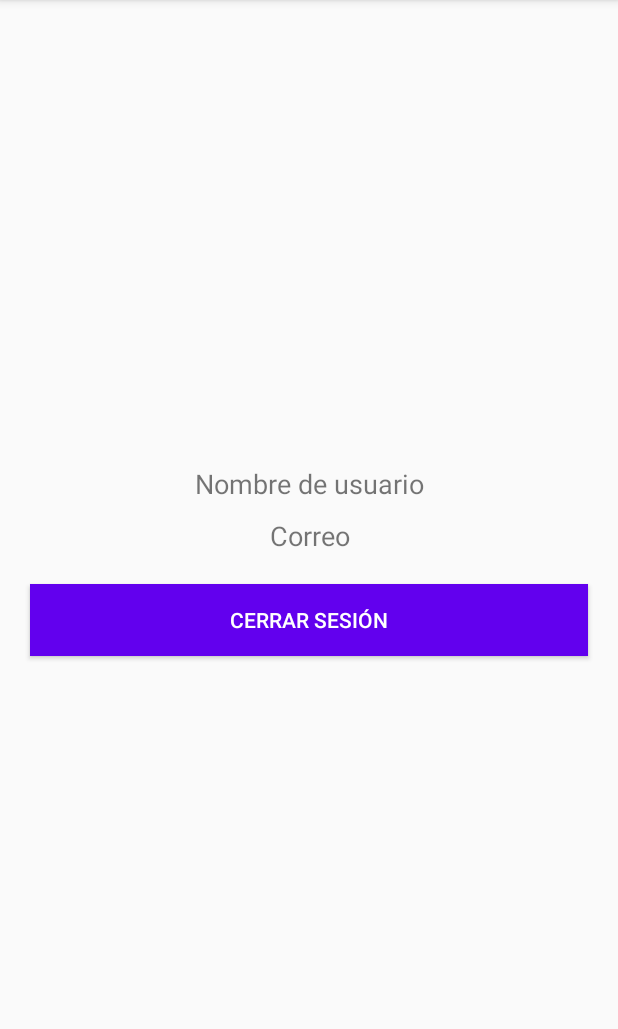
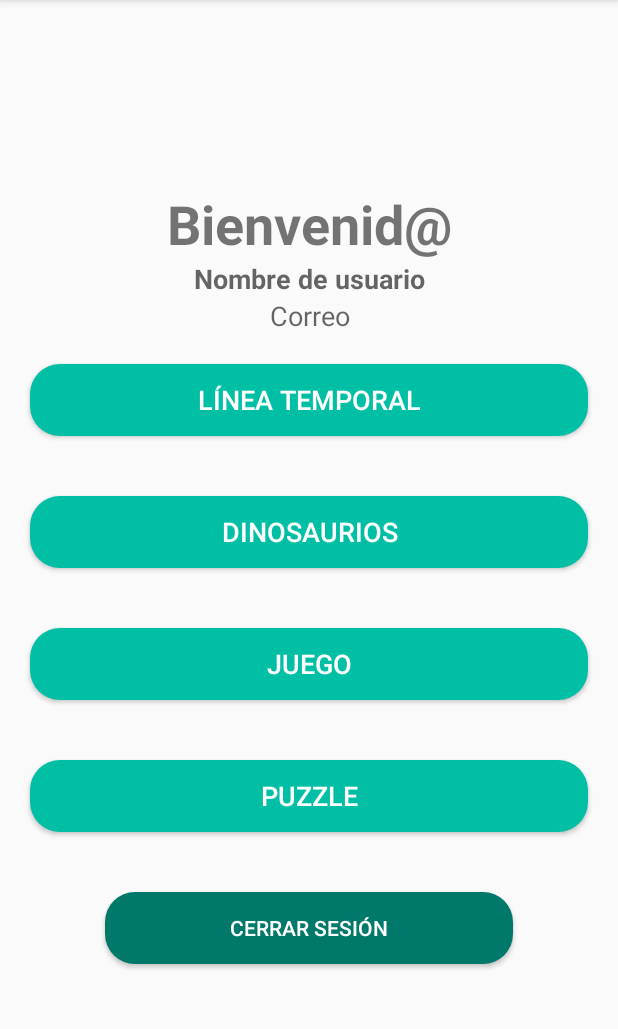
Before and after one commit to SeleneRamirezF/DinoQuestionAndKids, an Android app: the screen it shows after launch once a user with an empty profile is signed in (Activity2), on a phone screen of 412 x 824 dp, the part 84-1113 px from its top. Run offline under Robolectric (Android 15) with nearby library versions, the phone set to English and light mode, and no system bars; our stand-ins replace Firebase (no records; nobody signed in at launch, a user with empty details on screens opened directly); libraries missing offline, so code that uses them is left out: com.firebase.ui; 5 statements that could not run were skipped.

Commit message:
Crear boton de cerrar sesion Terminado el inicio con google La extraccion de dalos del inicio con google Crear el activity del Menu Crear los diferentes Activities de las 4 partes del juego

```diff
--- a/app/src/main/java/com/example/dinoquestionandkids/Activity2.java
+++ b/app/src/main/java/com/example/dinoquestionandkids/Activity2.java
@@ -3,13 +3,19 @@ package com.example.dinoquestionandkids;
 import androidx.annotation.NonNull;
 import androidx.appcompat.app.AppCompatActivity;
 
+import android.annotation.SuppressLint;
 import android.content.Intent;
 import android.os.Bundle;
 import android.view.View;
 import android.widget.Button;
 import android.widget.TextView;
 
+import com.firebase.ui.auth.IdpResponse;
+import com.google.android.gms.auth.api.signin.GoogleSignInAccount;
+import com.google.android.gms.auth.api.signin.GoogleSignInResult;
+import com.google.android.gms.common.api.GoogleApi;
 import com.google.firebase.auth.FirebaseAuth;
+import com.google.firebase.auth.FirebaseUser;
 import com.google.firebase.database.DataSnapshot;
 import com.google.firebase.database.DatabaseError;
 import com.google.firebase.database.DatabaseReference;
@@ -23,6 +29,7 @@ public class Activity2 extends AppCompatActivity {
     private TextView tvNombre;
     private TextView tvCorreo;
     private DatabaseReference miBD;
+    private Button btn1, btn2, btn3, btn4;
 
     @Override
     protected void onCreate(Bundle savedInstanceState) {
@@ -43,6 +50,36 @@ public class Activity2 extends AppCompatActivity {
         });
 
         obtenetInfoUsuario();
+
+        //acciones de los botones
+        btn1.setOnClickListener(new View.OnClickListener() {
+            @Override
+            public void onClick(View v) {
+                startActivity(new Intent(Activity2.this, LineaTemporalActivity.class));
+            }
+        });
+
+        btn2.setOnClickListener(new View.OnClickListener() {
+            @Override
+            public void onClick(View v) {
+                startActivity(new Intent(Activity2.this, DinosauriosActivity.class));
+            }
+        });
+
+        btn3.setOnClickListener(new View.OnClickListener() {
+            @Override
+            public void onClick(View v) {
+                startActivity(new Intent(Activity2.this, JuegoActivity.class));
+            }
+        });
+
+        btn4.setOnClickListener(new View.OnClickListener() {
+            @Override
+            public void onClick(View v) {
+                startActivity(new Intent(Activity2.this, PuzzleActivity.class));
+            }
+        });
+
     }
 
     private void cargarViews(){
@@ -51,6 +88,7 @@ public class Activity2 extends AppCompatActivity {
         tvCorreo = (TextView) findViewById(R.id.tvCorreo);
     }
 
+    //metodo para obtener los datos del usuario
     private void obtenetInfoUsuario(){
         String id = miAuth.getCurrentUser().getUid();
         miBD.child("Usuarios").child(id).addValueEventListener(new ValueEventListener() {
@@ -62,6 +100,12 @@ public class Activity2 extends AppCompatActivity {
                     tvNombre.setText(nombre);
                     tvCorreo.setText(correo);
                 }
+                //hacemos la parte de acceso a los datos cuando se inicia con google
+                FirebaseUser user = FirebaseAuth.getInstance().getCurrentUser();
+                if(user != null){
+                    tvNombre.setText(user.getDisplayName());
+                    tvCorreo.setText(user.getEmail());
+                }
             }
 
             @Override
@@ -69,5 +113,9 @@ public class Activity2 extends AppCompatActivity {
 
             }
         });
+
+
     }
+
+
 }
--- a/app/src/main/java/com/example/dinoquestionandkids/CargaActivity.java
+++ b/app/src/main/java/com/example/dinoquestionandkids/CargaActivity.java
@@ -19,6 +19,6 @@ public class CargaActivity extends AppCompatActivity {
                 Intent i = new Intent(CargaActivity.this, MainActivity.class);
                 startActivity(i);
             }
-        }, 4000);
+        }, 2000);
     }
 }
--- a/app/src/main/java/com/example/dinoquestionandkids/MainActivity.java
+++ b/app/src/main/java/com/example/dinoquestionandkids/MainActivity.java
@@ -11,6 +11,8 @@ import android.widget.Button;
 import android.widget.EditText;
 import android.widget.Toast;
 
+import com.firebase.ui.auth.AuthUI;
+import com.firebase.ui.auth.IdpResponse;
 import com.google.android.gms.auth.api.Auth;
 import com.google.android.gms.auth.api.signin.GoogleSignInOptions;
 import com.google.android.gms.auth.api.signin.GoogleSignInResult;
@@ -21,10 +23,13 @@ import com.google.android.gms.tasks.OnCompleteListener;
 import com.google.android.gms.tasks.Task;
 import com.google.firebase.auth.AuthResult;
 import com.google.firebase.auth.FirebaseAuth;
+import com.google.firebase.auth.FirebaseUser;
 import com.google.firebase.database.DatabaseReference;
 import com.google.firebase.database.FirebaseDatabase;
 
+import java.util.Arrays;
 import java.util.HashMap;
+import java.util.List;
 import java.util.Map;
 
 public class MainActivity extends AppCompatActivity {
@@ -33,9 +38,8 @@ public class MainActivity extends AppCompatActivity {
     private Button btnAccesoRegistro;
     private Button btnAccesoLogin;
     private FirebaseAuth miauth;
-    private GoogleApiClient googleApiClient;
-    private SignInButton signInButton;
-    public static final int SIGN_IN_CODE = 777;
+    private SignInButton btnGoogle;
+    private static final int RC_SIGN_IN = 123;
 
     @Override
     protected void onCreate(Bundle savedInstanceState) {
@@ -61,13 +65,31 @@ public class MainActivity extends AppCompatActivity {
             }
         });
 
-
+        //funcionalidad boton google
+        btnGoogle.setOnClickListener(new View.OnClickListener() {
+            @Override
+            public void onClick(View v) {
+                //proveedor de autenticación
+                List<AuthUI.IdpConfig> providers = Arrays.asList(
+                        new AuthUI.IdpConfig.GoogleBuilder().build());
+                //Crear e iniciar el intent de inicio de sesión
+                startActivityForResult(
+                        AuthUI.getInstance()
+                                .createSignInIntentBuilder()
+                                .setAvailableProviders(providers)
+                                //para que google te de ha elegir entre diferentes cuentas para el registro
+                                .setIsSmartLockEnabled(false)
+                                .build(),
+                        RC_SIGN_IN);
+            }
+        });
     }
 
     //metodo para cargar los datos introducidos por el usuario
     private void cargarViews(){
         btnAccesoRegistro = (Button) findViewById(R.id.btnAccesoRegistro);
         btnAccesoLogin = (Button) findViewById(R.id.btnAccesoLogin);
+        btnGoogle = (SignInButton) findViewById(R.id.btnGoogle);
     }
 
     //metodo para que la aplicacion reconozca si ya se inicio sesión con anterioridad y asi entrar directamente a la app
@@ -80,5 +102,23 @@ public class MainActivity extends AppCompatActivity {
         }
     }
 
+    //este metodo gestiona la respuesta del registro con google
+    @Override
+    protected void onActivityResult(int requestCode, int resultCode, Intent data) {
+        super.onActivityResult(requestCode, resultCode, data);
+        if (requestCode == RC_SIGN_IN) {
+            IdpResponse response = IdpResponse.fromResultIntent(data);
+            if (resultCode == RESULT_OK) {
+                FirebaseUser user = FirebaseAuth.getInstance().getCurrentUser();
+                Intent i = new Intent(MainActivity.this, Activity2.class);
+                startActivity(i);
+                finish();
+            } else {
+                Toast.makeText(MainActivity.this, "ERROR: "+ response.getError().getErrorCode(), Toast.LENGTH_SHORT).show();
+            }
+        }
+    }
+
+
 
 }
--- a/app/src/main/res/layout/activity_2.xml
+++ b/app/src/main/res/layout/activity_2.xml
@@ -9,30 +9,81 @@
     tools:context=".Activity2">
 
     <TextView
+        android:id="@+id/tvBienvenido"
+        android:layout_width="match_parent"
+        android:layout_height="wrap_content"
+        android:text="Bienvenid@"
+        android:textAlignment="center"
+        android:textSize="36sp"
+        android:textStyle="bold" />
+
+    <TextView
         android:id="@+id/tvNombre"
         android:layout_width="match_parent"
         android:layout_height="wrap_content"
-        android:text="Nombre de usuario"
+        android:hint="Nombre de usuario"
         android:textAlignment="center"
-        android:textSize="18sp"/>
+        android:textSize="18sp"
+        android:textStyle="bold" />
 
     <TextView
         android:id="@+id/tvCorreo"
         android:layout_width="match_parent"
         android:layout_height="wrap_content"
-        android:text="Correo"
-        android:layout_marginTop="10dp"
+        android:hint="Correo"
         android:textAlignment="center"
-        android:textSize="18sp"/>
+        android:textSize="18sp" />
+
+    <Button
+        android:id="@+id/btn1"
+        android:layout_width="match_parent"
+        android:layout_height="wrap_content"
+        android:layout_margin="20dp"
+        android:background="@drawable/boton_redondo"
+        android:text="línea temporal"
+        android:textColor="@android:color/white"
+        android:textSize="18sp" />
+
+    <Button
+        android:id="@+id/btn2"
+        android:layout_width="match_parent"
+        android:layout_height="wrap_content"
+        android:layout_margin="20dp"
+        android:background="@drawable/boton_redondo"
+        android:text="dinosaurios"
+        android:textColor="@android:color/white"
+        android:textSize="18sp" />
+
+    <Button
+        android:id="@+id/btn3"
+        android:layout_width="match_parent"
+        android:layout_height="wrap_content"
+        android:layout_margin="20dp"
+        android:background="@drawable/boton_redondo"
+        android:text="juego"
+        android:textColor="@android:color/white"
+        android:textSize="18sp" />
+
+    <Button
+        android:id="@+id/btn4"
+        android:layout_width="match_parent"
+        android:layout_height="wrap_content"
+        android:layout_margin="20dp"
+        android:background="@drawable/boton_redondo"
+        android:text="puzzle"
+        android:textColor="@android:color/white"
+        android:textSize="18sp" />
 
     <Button
         android:id="@+id/btnCerrarSesion"
         android:layout_width="match_parent"
         android:layout_height="wrap_content"
         android:text="cerrar sesión"
-        android:layout_margin="20dp"
-        android:background="@color/colorPrimary"
+        android:layout_marginHorizontal="70dp"
+        android:layout_marginTop="20dp"
+        android:background="@drawable/boton_redondo2"
         android:textColor="@android:color/white"/>
 
 
+
 </LinearLayout>
--- a/app/src/main/res/layout/activity_login.xml
+++ b/app/src/main/res/layout/activity_login.xml
@@ -36,8 +36,8 @@
             android:layout_height="wrap_content"
             android:text="iniciar sesión"
             android:layout_marginVertical="30dp"
-            android:background="@color/colorAccent"
-            android:textColor="@color/colorPrimaryDark"/>
+            android:background="@drawable/boton_redondo2"
+            android:textColor="@android:color/white"/>
 
     </LinearLayout>
 
```
Also changed, not shown: app/src/main/AndroidManifest.xml (+10 -2 lines), app/src/main/java/com/example/dinoquestionandkids/DinosauriosActivity.java (added, +14 -0 lines), app/src/main/java/com/example/dinoquestionandkids/JuegoActivity.java (added, +14 -0 lines), app/src/main/java/com/example/dinoquestionandkids/LineaTemporalActivity.java (added, +14 -0 lines), app/src/main/java/com/example/dinoquestionandkids/PuzzleActivity.java (added, +14 -0 lines), app/src/main/res/layout/activity_dinosaurios.xml (added, +19 -0 lines), app/src/main/res/layout/activity_juego.xml (added, +19 -0 lines), app/src/main/res/layout/activity_linea_temporal.xml (added, +19 -0 lines), app/src/main/res/layout/activity_main.xml (+4 -3 lines), app/src/main/res/layout/activity_puzzle.xml (added, +19 -0 lines).
